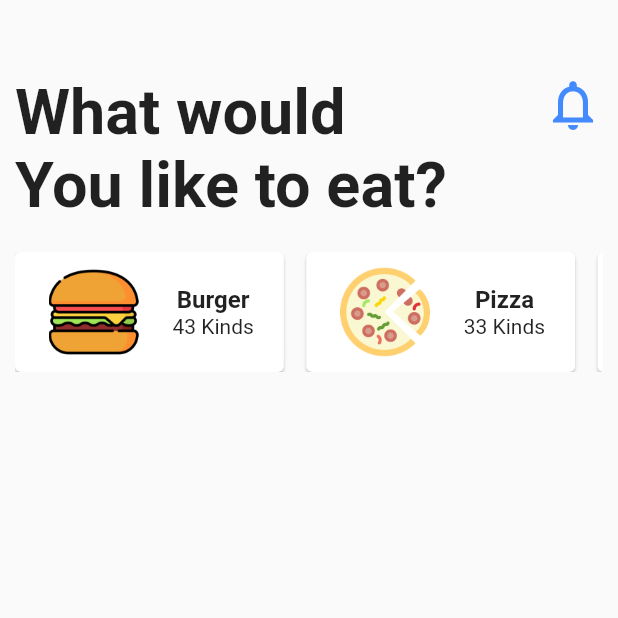
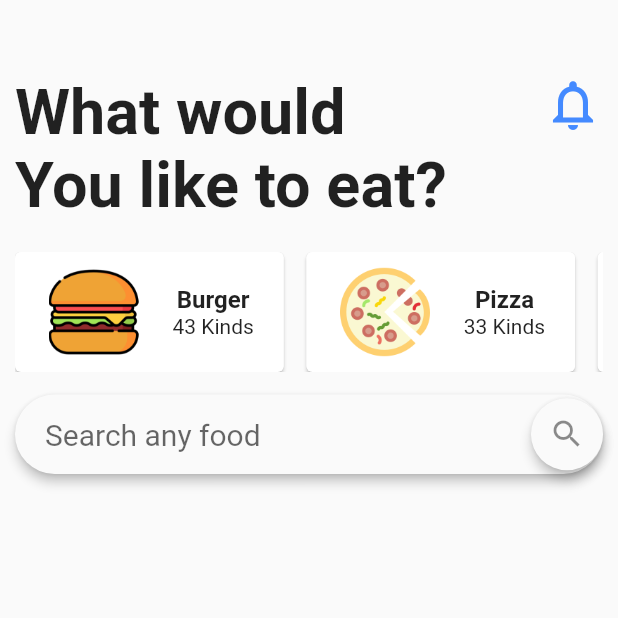
Before and after one commit to ndenisj/food-delivery, a Flutter app: the screen it shows after launch, on a phone screen of 412 x 824 dp, the top half of it. Run offline on Flutter 3.47's test engine with Material 2 defaults, Android fonts, the phone set to English and light mode, and no system bars.

Commit message:
Search field UI on home screen

```diff
--- a/lib/constant.dart
+++ b/lib/constant.dart
@@ -9,3 +9,7 @@ const kCategoryTitleStyle = TextStyle(
   fontWeight: FontWeight.bold,
   fontSize: 16,
 );
+
+const kSearchTextStyle = TextStyle(
+  fontSize: 20,
+);
--- a/lib/src/homescreen.dart
+++ b/lib/src/homescreen.dart
@@ -2,6 +2,7 @@ import 'package:flutter/cupertino.dart';
 import 'package:flutter/material.dart';
 import 'widgets/home_top_info.dart';
 import 'widgets/food_category.dart';
+import 'widgets/search_field.dart';
 
 class HomeScreen extends StatefulWidget {
   @override
@@ -17,6 +18,10 @@ class _HomeScreenState extends State<HomeScreen> {
         children: <Widget>[
           HomeTopInfo(),
           FoodCategory(),
+          SizedBox(
+            height: 15,
+          ),
+          SearchField(),
         ],
       ),
     );
--- /dev/null
+++ b/lib/src/widgets/search_field.dart
@@ -0,0 +1,28 @@
+import 'package:flutter/material.dart';
+import 'package:food_delivery/constant.dart';
+
+class SearchField extends StatelessWidget {
+  @override
+  Widget build(BuildContext context) {
+    return Material(
+      elevation: 3.0,
+      borderRadius: BorderRadius.circular(30),
+      child: TextField(
+        style: kSearchTextStyle,
+        decoration: InputDecoration(
+          contentPadding: EdgeInsets.symmetric(
+            horizontal: 20,
+            vertical: 15,
+          ),
+          hintText: "Search any food",
+          suffixIcon: Material(
+            elevation: 3.0,
+            borderRadius: BorderRadius.circular(30),
+            child: Icon(Icons.search),
+          ),
+          border: InputBorder.none,
+        ),
+      ),
+    );
+  }
+}
```
